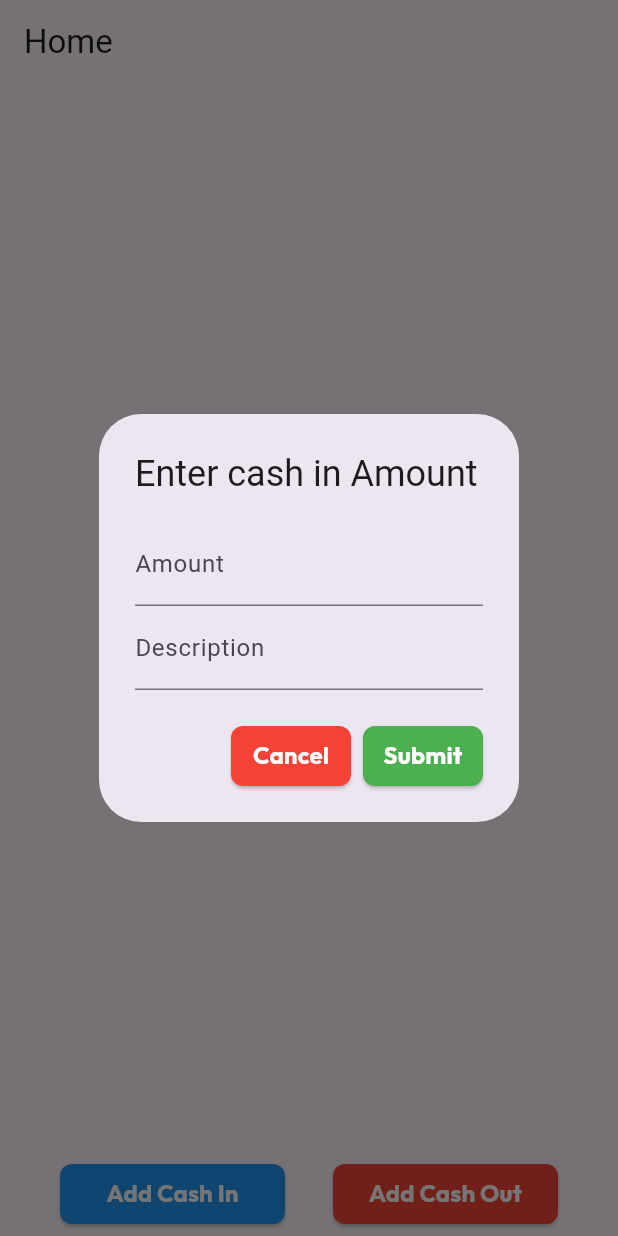
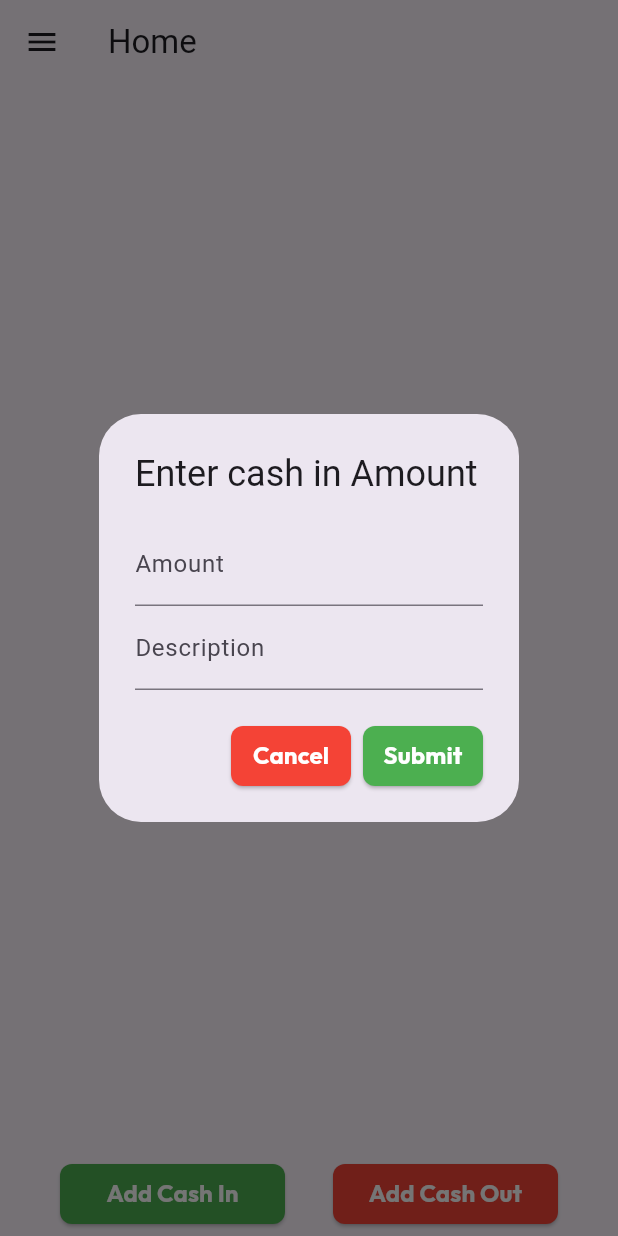
Before and after one commit to mohammedanshad1/kadhabook-app, a Flutter app: the TransactionAddingView screen opened directly with empty values, after a tap on "Add Cash In", on a phone screen of 412 x 824 dp. Run offline on Flutter 3.47's test engine with Material 3 defaults, Android fonts, the phone set to English and light mode, and no system bars; our stand-ins replace hexcolor, pocketbase, shared_preferences; accounts and stored records are empty; network calls fail.

Commit message:
local storage addded

```diff
--- a/lib/view/transaction_view.dart
+++ b/lib/view/transaction_view.dart
@@ -1,7 +1,10 @@
 import 'package:flutter/material.dart';
+import 'package:hexcolor/hexcolor.dart';
 import 'package:kadhabook/model/model.dart';
 import 'package:kadhabook/view/login_view.dart';
+import 'package:kadhabook/viewmodel/login_viewmodel.dart';
 import 'package:kadhabook/widgets/custom_button.dart';
+import 'package:provider/provider.dart';
 
 class TransactionAddingView extends StatefulWidget {
   final String userId;
@@ -98,7 +101,10 @@ class _TransactionAddingViewState extends State<TransactionAddingView> {
                   Navigator.of(context).pop();
                 } else {
                   ScaffoldMessenger.of(context).showSnackBar(
-                    SnackBar(content: Text("Please enter a valid amount")),
+                    SnackBar(
+                      content: Text("Please enter a valid amount"),
+                      backgroundColor: Colors.red,
+                    ),
                   );
                 }
               },
@@ -114,8 +120,70 @@ class _TransactionAddingViewState extends State<TransactionAddingView> {
 
   @override
   Widget build(BuildContext context) {
+    final loginViewModel = Provider.of<LoginViewModel>(context);
+
     return Scaffold(
       appBar: AppBar(title: const Text('Home')),
+      drawer: Drawer(
+        backgroundColor: Theme.of(context).colorScheme.surface,
+        child: Column(
+          children: [
+            DrawerHeader(
+              decoration: BoxDecoration(
+                color: Colors.blue,
+              ),
+              child: Center(
+                child: Column(
+                  mainAxisAlignment: MainAxisAlignment.center,
+                  children: [
+                    CircleAvatar(
+                      radius: 30,
+                      backgroundColor: Colors.white,
+                      child: Icon(
+                        Icons.person,
+                        size: 40,
+                        color: HexColor("303050"),
+                      ),
+                    ),
+                    const SizedBox(height: 10),
+                    Text(
+                      widget.userId,
+                      style: const TextStyle(
+                        color: Colors.white,
+                        fontFamily: "Sora",
+                        fontSize: 18,
+                      ),
+                    )
+                  ],
+                ),
+              ),
+            ),
+            const SizedBox(height: 10),
+            ListTile(
+              title: const Text("Home"),
+              leading: const Icon(Icons.home),
+              onTap: () {
+                Navigator.pop(context);
+              },
+            ),
+            ListTile(
+              title: const Text("Settings"),
+              leading: const Icon(Icons.settings),
+              onTap: () {
+                Navigator.pop(context);
+              },
+            ),
+            const Spacer(),
+            ListTile(
+              title: const Text("Logout"),
+              leading: const Icon(Icons.logout),
+              onTap: () async {
+                await loginViewModel.logout(context);
+              },
+            ),
+          ],
+        ),
+      ),
       body: Column(
         children: [
           Expanded(
@@ -139,7 +207,7 @@ class _TransactionAddingViewState extends State<TransactionAddingView> {
                 CustomButton(
                   buttonName: "Add Cash In",
                   onTap: () => _showTransactionDialog("cash in"),
-                  buttonColor: Colors.blue,
+                  buttonColor: Colors.green,
                   height: 40,
                   width: 150,
                 ),
--- a/pubspec.yaml
+++ b/pubspec.yaml
@@ -38,6 +38,8 @@ dependencies:
   pocketbase: ^0.18.1
   provider: ^6.1.2
   dio: ^5.7.0
+  shared_preferences: ^2.3.2
+  hexcolor: ^3.0.1
 
 dev_dependencies:
   flutter_test:
```
Also changed, not shown: lib/main.dart (+32 -8 lines), lib/shared/drawer.dart (added, +128 -0 lines), lib/view/login_view.dart (+29 -3 lines), lib/viewmodel/login_viewmodel.dart (added, +47 -0 lines), pubspec.lock.
